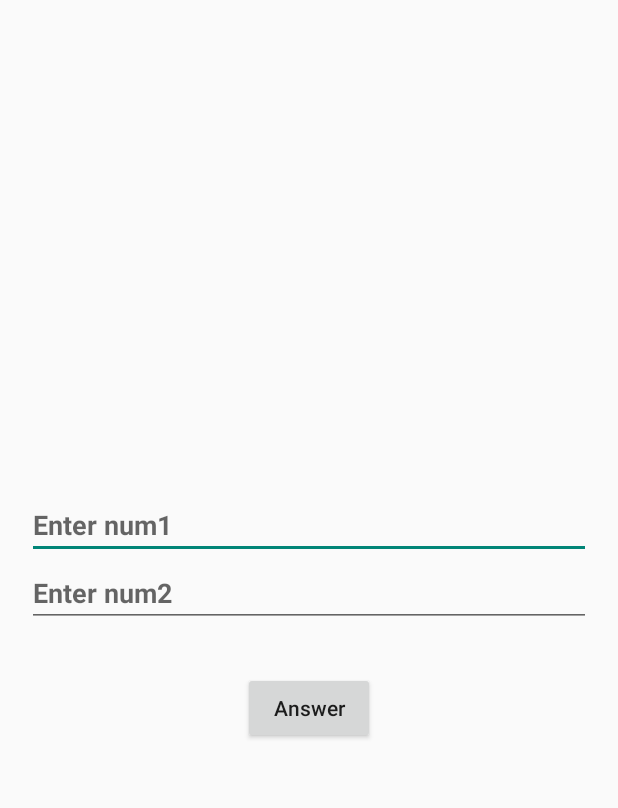
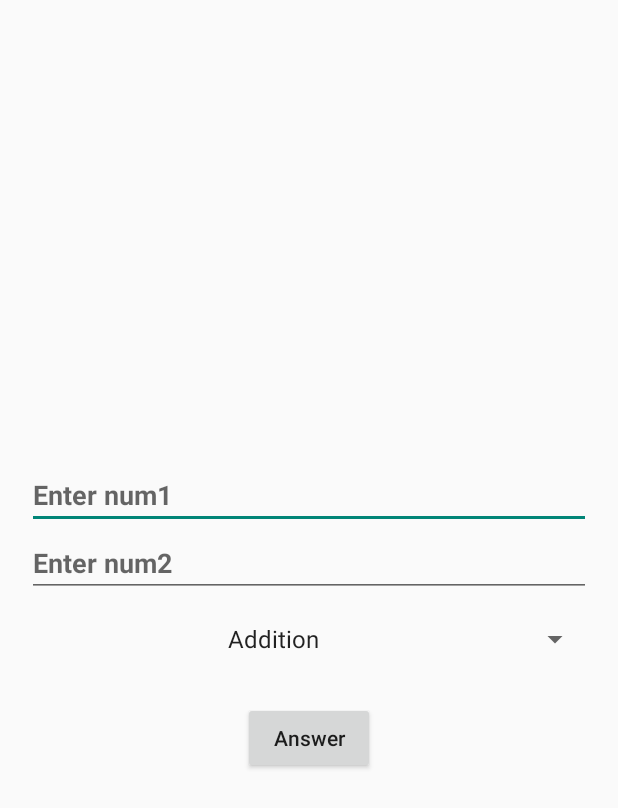
Before and after one commit to RohanDebnath/PythonIntegration, an Android app: the screen it shows after launch (MainActivity), on a phone screen of 412 x 824 dp. Shown: the top 808 px of the screen. Run offline under Robolectric (Android 15) with nearby library versions, the phone set to English and light mode, and no system bars; libraries missing offline, so code that uses them is left out: com.chaquo.python; 3 statements that could not run were skipped.

Commit message:
Spinner and Python Code Modified

```diff
--- a/app/src/main/java/com/example/pythonintegration/MainActivity.java
+++ b/app/src/main/java/com/example/pythonintegration/MainActivity.java
@@ -1,48 +1,53 @@
 package com.example.pythonintegration;
-
-import androidx.appcompat.app.AppCompatActivity;
 
 import android.os.Bundle;
 import android.view.View;
+import android.widget.ArrayAdapter;
 import android.widget.Button;
 import android.widget.EditText;
+import android.widget.Spinner;
 import android.widget.TextView;
-
+import androidx.appcompat.app.AppCompatActivity;
 import com.chaquo.python.PyObject;
 import com.chaquo.python.Python;
 import com.chaquo.python.android.AndroidPlatform;
 
 public class MainActivity extends AppCompatActivity {
-EditText Et1,Et2;
-Button btn;
-TextView tv;
-@Override
+    EditText Et1, Et2;
+    Button btn;
+    TextView tv;
+    Spinner operationSpinner;
+
+    @Override
     protected void onCreate(Bundle savedInstanceState) {
         super.onCreate(savedInstanceState);
         setContentView(R.layout.activity_main);
 
-        Et1=findViewById(R.id.num1);
-        Et2=findViewById(R.id.num2);
-        btn=findViewById(R.id.button);
-        tv=findViewById(R.id.answer);
+        Et1 = findViewById(R.id.num1);
+        Et2 = findViewById(R.id.num2);
+        btn = findViewById(R.id.button);
+        tv = findViewById(R.id.answer);
+        operationSpinner = findViewById(R.id.operation_spinner);
 
-        if (! Python.isStarted()) {
+        if (!Python.isStarted()) {
             Python.start(new AndroidPlatform(this));
         }
 
         Python py = Python.getInstance();
-        PyObject pyobj=py.getModule("script"); //Here we have to give the name of our python file
+        PyObject pyobj = py.getModule("script"); //Here we have to give the name of our Python file.
 
+        ArrayAdapter<CharSequence> adapter = ArrayAdapter.createFromResource(
+                this, R.array.operations, android.R.layout.simple_spinner_item);
+        adapter.setDropDownViewResource(android.R.layout.simple_spinner_dropdown_item);
+        operationSpinner.setAdapter(adapter);
 
         btn.setOnClickListener(new View.OnClickListener() {
             @Override
             public void onClick(View v) {
-                //Function Name and Argument
-               PyObject obj=pyobj.callAttr("main", Et1.getText().toString(),
-                                                Et2.getText().toString()
-                                                );
-               tv.setText(obj.toString());
-
+                String operation = operationSpinner.getSelectedItem().toString();
+                PyObject obj = pyobj.callAttr("perform_operation", //Here we have to mention the Python Function.
+                        operation, Et1.getText().toString(), Et2.getText().toString()); //Maintain the order.
+                tv.setText(obj.toString());
             }
         });
     }
--- a/app/src/main/res/layout/activity_main.xml
+++ b/app/src/main/res/layout/activity_main.xml
@@ -22,6 +22,17 @@
         android:id="@+id/num2"
         android:hint="Enter num2"
         android:textStyle="bold"/>
+    <Spinner
+        android:id="@+id/operation_spinner"
+        android:layout_width="match_parent"
+        android:layout_height="wrap_content"
+        android:layout_marginTop="16dp"
+        android:entries="@array/operations"
+        android:gravity="center"
+        android:layout_gravity="center"
+        android:spinnerMode="dropdown"
+        android:textAlignment="center" />
+
     <TextView
         android:id="@+id/answer"
         android:layout_width="match_parent"
--- a/app/src/main/res/values/strings.xml
+++ b/app/src/main/res/values/strings.xml
@@ -1,3 +1,11 @@
 <resources>
     <string name="app_name">PythonIntegration</string>
+
+        <string-array name="operations">
+            <item>Addition</item>
+            <item>Multiplication</item>
+            <item>Subtraction</item>
+            <item>Division</item>
+        </string-array>
+
 </resources>
```
Also changed, not shown: 1 other file.
